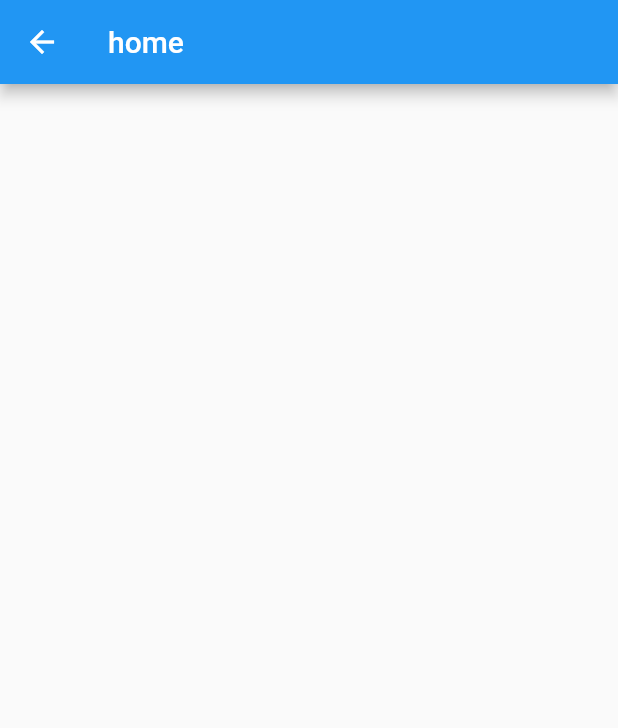
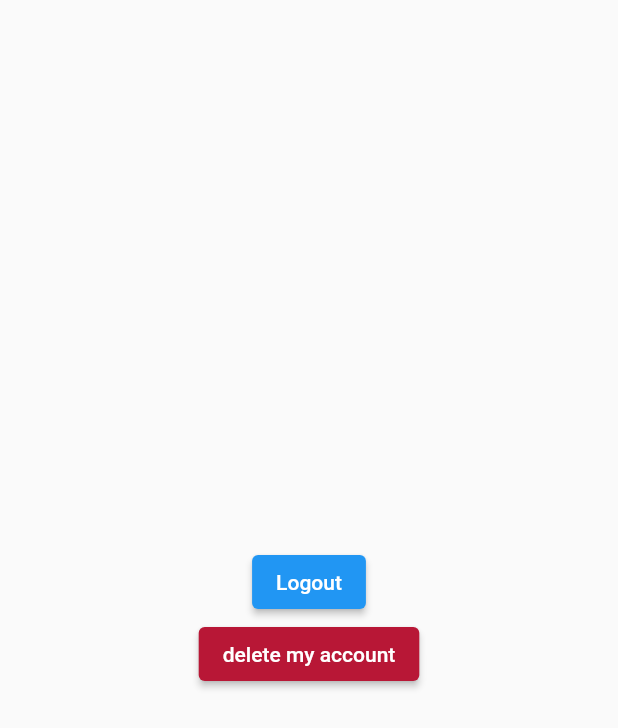
Before and after one commit to Muneef-Nk/login_with_shared_preference_flutter, a Flutter app: the SignUpScreen screen opened directly, after a tap on "SIGN UP", on a phone screen of 412 x 824 dp. Shown: the top 728 px of the screen. Run offline on Flutter 3.47's test engine with Material 2 defaults, Android fonts, the phone set to English and light mode, and no system bars; our stand-ins replace lottie, shared_preferences; accounts and stored records are empty.

```diff
--- a/lib/home/home_screen.dart
+++ b/lib/home/home_screen.dart
@@ -1,4 +1,8 @@
 import 'package:flutter/material.dart';
+import 'package:login/login/login_screeen.dart';
+import 'package:login/utils/color_constants.dart';
+import 'package:login/welcome_screen.dart';
+import 'package:shared_preferences/shared_preferences.dart';
 
 class Home extends StatelessWidget {
   const Home({super.key});
@@ -6,8 +10,35 @@ class Home extends StatelessWidget {
   @override
   Widget build(BuildContext context) {
     return Scaffold(
-      appBar: AppBar(
-        title: Text("home"),
+      body: Center(
+        child: Column(
+          mainAxisAlignment: MainAxisAlignment.center,
+          children: [
+            ElevatedButton(
+              style: ButtonStyle(
+                  backgroundColor: MaterialStatePropertyAll(Colors.blue
+
+                  )
+              ),
+              onPressed: ()async{
+            //SharedPreferences prefs = await SharedPreferences.getInstance();
+             //prefs.clear();
+            Navigator.of(context).pushAndRemoveUntil(MaterialPageRoute(builder: (context)=>LoginScreen()), (route) => false);
+               }, child: Text("Logout"),
+            ),
+
+            ElevatedButton(
+              style: ButtonStyle(
+                backgroundColor: MaterialStatePropertyAll(red)
+              ),
+              onPressed: ()async{
+              SharedPreferences prefs = await SharedPreferences.getInstance();
+               prefs.clear();
+              Navigator.of(context).pushAndRemoveUntil(MaterialPageRoute(builder: (context)=>WelcomeScreen()), (route) => false);
+            }, child: Text("delete my account"),
+            )
+          ],
+        ),
       ),
     );
   }
--- a/lib/main.dart
+++ b/lib/main.dart
@@ -1,5 +1,5 @@
 import 'package:flutter/material.dart';
-import 'package:login/welcome_screen.dart';
+import 'package:login/splash/splash_screen.dart';
 
 void main() {
   runApp(const MyApp());
@@ -12,7 +12,7 @@ class MyApp extends StatelessWidget {
   Widget build(BuildContext context) {
     return MaterialApp(
       debugShowCheckedModeBanner: false,
-      home: WelcomeScreen(),
+      home: SplashScreen(),
     );
   }
 }
--- a/lib/signup/signup_screen.dart
+++ b/lib/signup/signup_screen.dart
@@ -86,9 +86,13 @@ class SignUpScreen extends StatelessWidget {
                       SizedBox(height: 30,),
                       InkWell(
                         onTap: (){
-                          print("clicked");
-                          setdata();
-                          Navigator.of(context).push(MaterialPageRoute(builder: (context)=>Home()));
+                          setdata(
+                            userController.text,
+                            passwordController.text
+                          );
+                          print("value stored");
+
+                          Navigator.of(context).pushReplacement(MaterialPageRoute(builder: (context)=>Home()));
                         },
                         child: Container(
                           width: MediaQuery.of(context).size.width * 0.9,
@@ -129,10 +133,10 @@ class SignUpScreen extends StatelessWidget {
       ),
     );
   }
-  Future<void> setdata()async{
-    final SharedPreferences prefs = await SharedPreferences.getInstance();
-    await prefs.setString('username', userController.text.toString());
-    await prefs.setString('password', passwordController.text.toString());
+  Future<void> setdata(String name, String password)async{
+     SharedPreferences prefs = await SharedPreferences.getInstance();
+     prefs.setString('username', name);
+     prefs.setString('password', password);
 
   }
 
--- a/lib/welcome_screen.dart
+++ b/lib/welcome_screen.dart
@@ -30,7 +30,7 @@ class WelcomeScreen extends StatelessWidget {
             ),
             GestureDetector(
               onTap: (){
-                Navigator.of(context).push(MaterialPageRoute(builder: (context)=>LoginScreen()));
+                Navigator.of(context).pushReplacement(MaterialPageRoute(builder: (context)=>LoginScreen()));
               },
               child: Container(
                 width: MediaQuery.of(context).size.width * 0.9,
@@ -53,7 +53,7 @@ class WelcomeScreen extends StatelessWidget {
             ),
         GestureDetector(
           onTap: (){
-            Navigator.of(context).push(MaterialPageRoute(builder: (context)=> SignUpScreen()));
+            Navigator.of(context).pushReplacement(MaterialPageRoute(builder: (context)=> SignUpScreen()));
           },
           child: Container(
             width: MediaQuery.of(context).size.width * 0.9,
--- a/pubspec.yaml
+++ b/pubspec.yaml
@@ -64,6 +64,8 @@ flutter:
   assets:
      - assets/lottie/welcome.json
      - assets/icons/
+     - assets/lottie/animation_ln2xkajo.json
+     - assets/lottie/animation_ln2xqdfi.json
   #   - images/a_dot_ham.jpeg
 
   # An image asset can refer to one or more resolution-specific "variants", see
```
Also changed, not shown: assets/lottie/animation_ln2xkajo.json (added, +1 -0 lines), assets/lottie/animation_ln2xqdfi.json (added, +1 -0 lines), lib/login/login_screeen.dart (+13 -33 lines), lib/splash/splash_screen.dart (added, +44 -0 lines).
